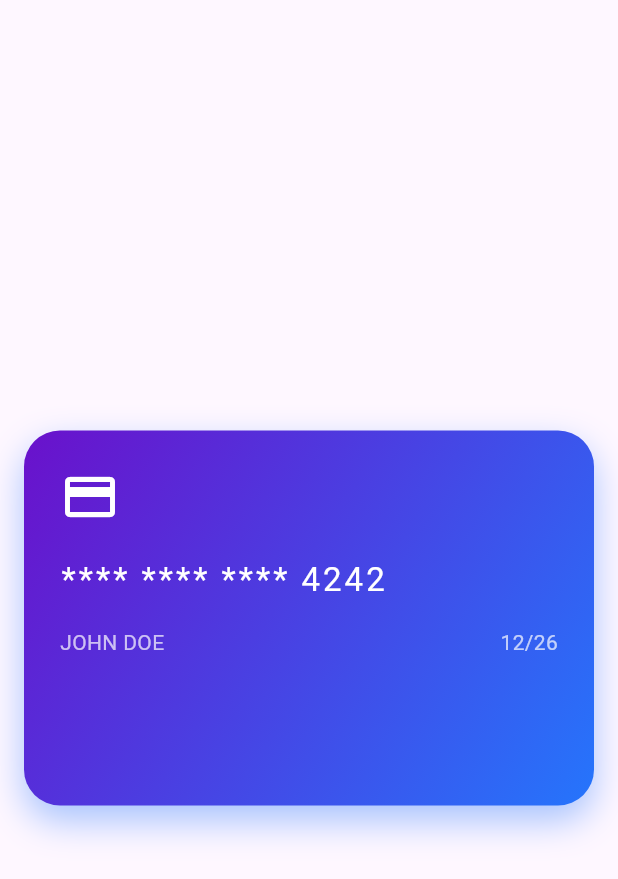
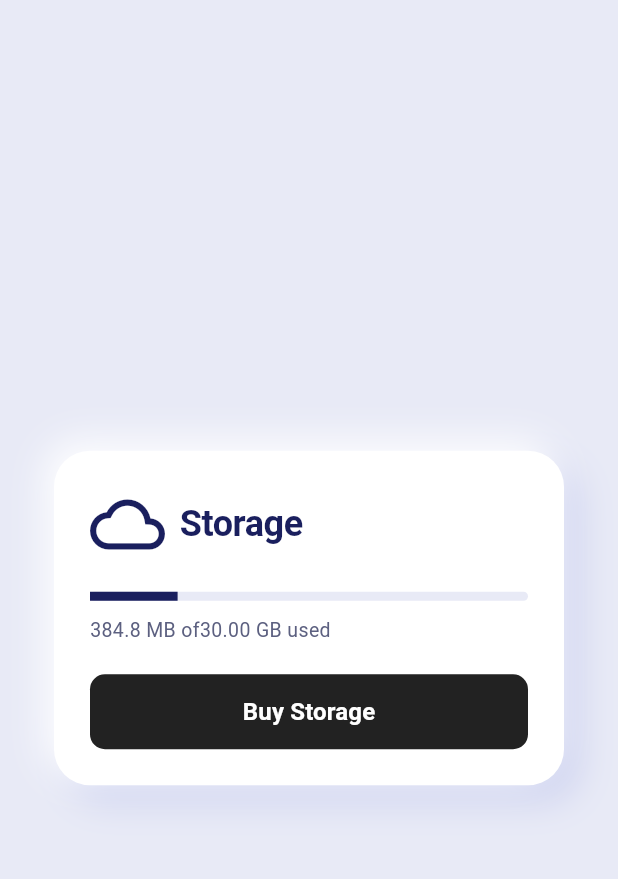
Before and after one commit to ogash3103/flutter_widget_practice, a Flutter app: the screen it shows after launch, on a phone screen of 412 x 824 dp. Shown: the top 879 px of the screen. Run offline on Flutter 3.47's test engine with Material 3 defaults, Android fonts, the phone set to English and light mode, and no system bars.

Commit message:
practice

```diff
--- a/lib/app.dart
+++ b/lib/app.dart
@@ -1,4 +1,6 @@
 import 'package:flutter/material.dart';
+import 'package:flutter_widget_practice/screen/card/storage_progress_bar.dart';
+import 'package:flutter_widget_practice/screen/card/card.dart';
 import 'package:flutter_widget_practice/screen/decoretedBox/decoretion_practice.dart';
 import 'package:flutter_widget_practice/screen/image/image.dart';
 
@@ -9,7 +11,8 @@ class MyApp extends StatelessWidget {
   @override
   Widget build(BuildContext context) {
     return MaterialApp(
-      home: DecorationPractice(),
+      debugShowCheckedModeBanner: false,
+      home: CardPractice(),
     );
   }
 }
--- /dev/null
+++ b/lib/screen/card/card.dart
@@ -0,0 +1,21 @@
+import 'package:flutter/material.dart';
+import 'package:flutter_widget_practice/screen/card/storage_card.dart';
+
+class CardPractice extends StatelessWidget {
+  const CardPractice({super.key});
+
+  @override
+  Widget build(BuildContext context) {
+    return Scaffold(
+      backgroundColor: const Color(0xFFE8EAF6),
+      body: Center(
+        child: Padding(padding: EdgeInsets.all(24),
+        child: StorageCard(
+          usedMb: 384.8,
+          totalGB: 30,
+        ),
+        ),
+      ),
+    );
+  }
+}
--- /dev/null
+++ b/lib/screen/card/storage_card.dart
@@ -0,0 +1,98 @@
+import 'package:flutter/material.dart';
+
+import 'storage_progress_bar.dart';
+
+class StorageCard extends StatelessWidget {
+  final double usedMb;
+  final double totalGB;
+
+  const StorageCard({super.key, required this.usedMb, required this.totalGB});
+
+  double get _progress => (usedMb / 1024) / totalGB;
+
+  String get _usedText =>
+      '${usedMb.toStringAsFixed(1)} MB of'
+      '${totalGB.toStringAsFixed(2)} GB used';
+
+  @override
+  Widget build(BuildContext context) {
+    return Container(
+      width: 340,
+      padding: EdgeInsets.all(24),
+      decoration: BoxDecoration(
+        color: Colors.white,
+        borderRadius: BorderRadius.circular(24),
+        boxShadow: [
+          BoxShadow(
+            color: const Color(0xFFB0B8E8).withValues(alpha: 0.5),
+            blurRadius: 20,
+            offset: const Offset(10, 10),
+          ),
+          BoxShadow(
+            color: Colors.white,
+            blurRadius: 20,
+            offset: const Offset(-6, -6),
+          ),
+        ],
+      ),
+
+      child: Column(
+        mainAxisSize: MainAxisSize.min,
+        crossAxisAlignment: CrossAxisAlignment.start,
+        children: [
+          Row(
+            children: [
+              Icon(Icons.cloud_outlined, size: 50, color: Color(0xFF1A1F5E)),
+
+              SizedBox(width: 10),
+              Text(
+                "Storage",
+                style: TextStyle(
+                  fontSize: 24,
+                  fontWeight: FontWeight.bold,
+                  color: Color(0xFF1A1F5E),
+                  letterSpacing: -0.3,
+                ),
+              ),
+            ],
+          ),
+
+          const SizedBox(height: 20),
+
+           StorageProgressBar(progress: _progress),
+          SizedBox(height: 10),
+
+          Text(
+            _usedText,
+            style: const TextStyle(
+              fontSize: 13,
+              color: Color(0xFF5C6080),
+              fontWeight: FontWeight.w400,
+            ),
+          ),
+          const SizedBox(height: 20),
+
+          SizedBox(
+            width: double.infinity,
+            height: 50,
+            child: ElevatedButton(
+              onPressed: () {},
+              style: ElevatedButton.styleFrom(
+                backgroundColor: Colors.black87,
+                foregroundColor: Colors.white,
+                elevation: 0,
+                shape: RoundedRectangleBorder(
+                  borderRadius: BorderRadius.circular(10)
+                )
+              ),
+              child: Text(
+                'Buy Storage',
+                style: TextStyle(fontSize: 16, fontWeight: FontWeight.w600,),
+              ),
+            ),
+          ),
+        ],
+      ),
+    );
+  }
+}
--- /dev/null
+++ b/lib/screen/card/storage_progress_bar.dart
@@ -0,0 +1,39 @@
+import 'package:flutter/material.dart';
+
+class StorageProgressBar extends StatelessWidget {
+  final double progress;
+
+  const StorageProgressBar({super.key, required this.progress});
+
+  @override
+  Widget build(BuildContext context) {
+    return LayoutBuilder(
+      builder: (context, constraints) {
+        final totalWidth = constraints.maxWidth;
+        final filledWidth = (totalWidth * progress.clamp(0.2, 1.0));
+
+        return Container(
+          height: 6,
+          width: totalWidth,
+          decoration: BoxDecoration(
+            color: const Color(0xFFE8EAF6),
+            borderRadius: BorderRadius.circular(10),
+          ),
+
+          child: Stack(
+            children: [
+              Container(
+                height: 6,
+                width: filledWidth,
+                decoration: BoxDecoration(
+                  color: const Color(0xFF1A1F5E),
+                  // borderRadius: BorderRadius.circular(10),
+                ),
+              ),
+            ],
+          ),
+        );
+      },
+    );
+  }
+}
--- a/lib/screen/decoretedBox/decoretion_practice.dart
+++ b/lib/screen/decoretedBox/decoretion_practice.dart
@@ -1,5 +1,3 @@
-import 'dart:ui';
-
 import 'package:flutter/material.dart';
 
 class DecorationPractice extends StatelessWidget {
@@ -9,54 +7,14 @@ class DecorationPractice extends StatelessWidget {
   Widget build(BuildContext context) {
     return Scaffold(
       body: Center(
-        child: SizedBox(
-          height: 250,
-          width: 380,
-          child: DecoratedBox(
-            decoration: BoxDecoration(
-              gradient: LinearGradient(
-                colors: [Color(0xFF6A11CB), Color(0xFF2575FC)],
-                begin: Alignment.topLeft,
-                end: Alignment.bottomRight,
-              ),
-              borderRadius: BorderRadius.circular(24),
-              boxShadow: [
-                BoxShadow(
-                  color: Color(0xFF2575FC).withValues(alpha: 0.4),
-                  blurRadius: 20,
-                  offset: Offset(0, 10),
-                ),
-              ],
-            ),
-            child: Padding(
-              padding: EdgeInsets.all(24),
-              child: Column(
-                crossAxisAlignment: CrossAxisAlignment.start,
-                children: [
-                  Icon(Icons.credit_card, color: Colors.white, size: 40),
-                  SizedBox(height: 20),
-                  Text(
-                    "**** **** **** 4242",
-                    style: TextStyle(
-                      color: Colors.white,
-                      fontSize: 22,
-                      letterSpacing: 2,
-                    ),
-                  ),
-                  SizedBox(height: 16),
-                  Row(
-                    mainAxisAlignment: MainAxisAlignment.spaceBetween,
-                    children: [
-                      Text("JOHN DOE", style: TextStyle(color: Colors.white70)),
-                      Text("12/26", style: TextStyle(color: Colors.white70)),
-                    ],
-                  ),
-                ],
-              ),
-            ),
+        child: Padding(padding: EdgeInsets.all(20),
+          child: ClipRRect(
+            clipBehavior: Clip.hardEdge,
+            borderRadius: BorderRadius.all(Radius.circular(30)),
+            child: Image(image: AssetImage("asset/images/yapon_image.jpg")),
           ),
         ),
-      )
+      ),
     );
   }
 }
```
Also changed, not shown: img.png (added), img_1.png (added), 1 other file.
